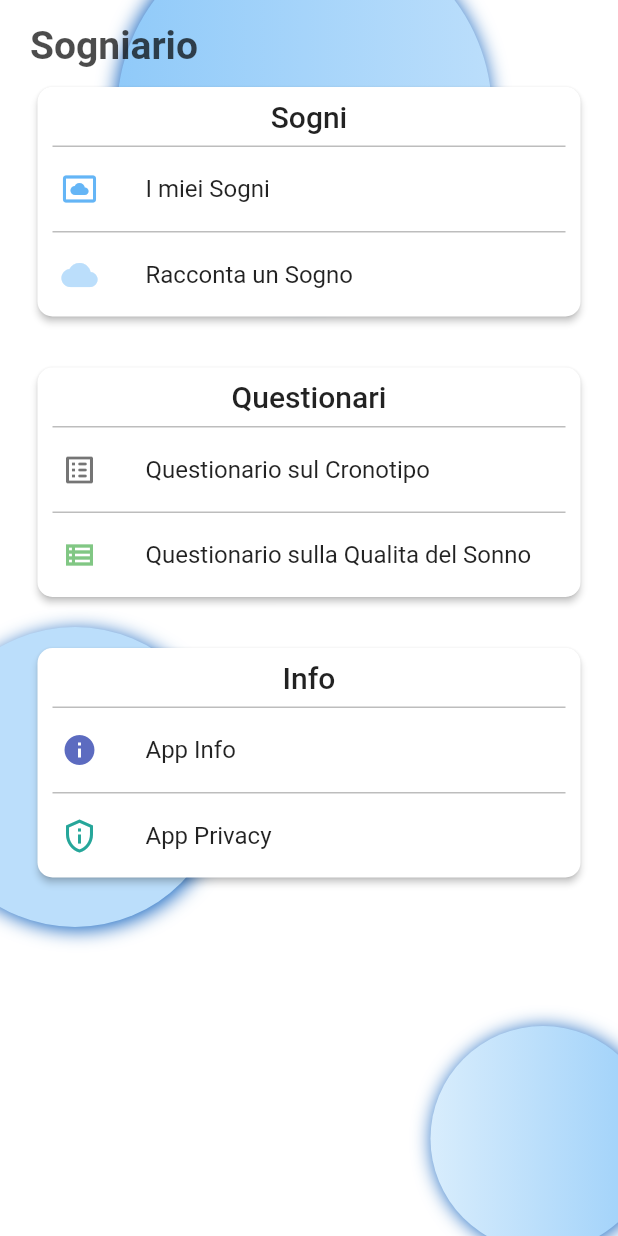
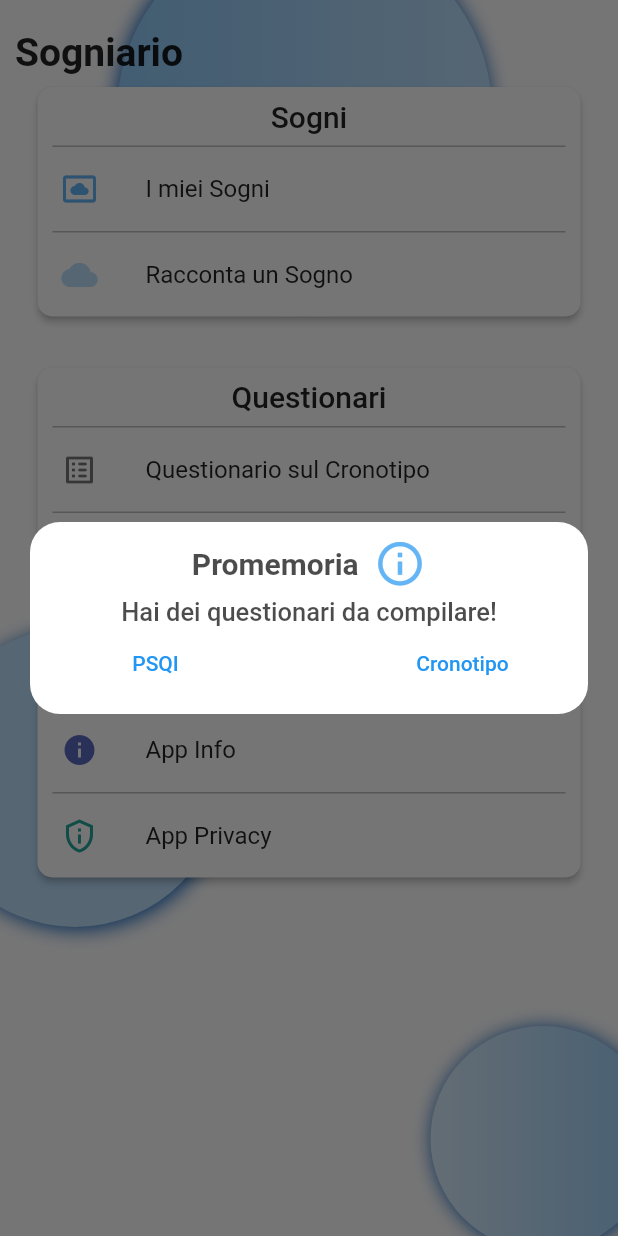
Before and after one commit to luca-fuligni-unicam/sogniario, a Flutter app: the Home screen opened by its route, on a phone screen of 412 x 824 dp. Run offline on Flutter 3.47's test engine with Material 2 defaults, Android fonts, the phone set to English and light mode, and no system bars; our stand-ins replace flutter_custom_clippers, flutter_swiper, hive, hive_flutter, page_transition, speech_to_text and 1 more; missing offline and left inert: flutter_rounded_date_picker; accounts and stored records are empty.

```diff
--- a/frontend/lib/services/utils.dart
+++ b/frontend/lib/services/utils.dart
@@ -28,11 +28,15 @@ class Utils {
 
 
   bool getReminderPSQI() {
-    return DateTime.now().difference(box.get('psqi')).inDays < 30;
+    return box.get('psqi') == null ? true : DateTime
+        .now().difference(box.get('psqi'))
+        .inDays > 30;
   }
 
   bool getReminderChronotype() {
-    return DateTime.now().difference(box.get('chronotype')).inDays < 30;
+    return box.get('chronotype') == null ? true : DateTime
+        .now().difference(box.get('chronotype'))
+        .inDays > 30;
   }
 
   void setReminderPSQI() {
--- a/frontend/lib/views/home.dart
+++ b/frontend/lib/views/home.dart
@@ -19,10 +19,10 @@ class _HomeState extends State<Home> {
   void initState() {
     super.initState();
 
-    Future.delayed(Duration(seconds: 1), () {
+    Future.delayed(const Duration(seconds: 1), () {
       bool psqi = utils.getReminderPSQI(), chronotype = utils.getReminderChronotype();
       if (psqi || chronotype) {
-        String content = psqi && chronotype ? 'Hai dei questionari da compilare!' : psqi ? 'Ricordati di compilare il PSQI!' : chronotype ? 'Ricordati di compilare il questionario sul cronotipo!' : 'Nessun questionario da compilare|';
+        String content = psqi && chronotype ? 'Hai dei questionari da compilare!' : psqi ? 'Ricordati di compilare il PSQI!' : chronotype ? 'Ricordati di compilare il questionario sul cronotipo!' : '';
         showDialog(
             context: context,
             builder: (context) {
@@ -65,19 +65,6 @@ class _HomeState extends State<Home> {
                 ),
 
                 Positioned(
-                  top: 15,
-                  left: 20,
-                  child: Text(
-                    'Sogniario',
-                    style: TextStyle(
-                        fontWeight: FontWeight.w700,
-                        color: Colors.black87.withOpacity(0.7),
-                        fontSize: 26
-                    ),
-                  ),
-                ),
-
-                Positioned(
                   bottom: -10,
                   right: -50,
                   child: CircleDecoration(
@@ -104,8 +91,17 @@ class _HomeState extends State<Home> {
                 ),
 
                 ListView(
-                  padding: EdgeInsets.fromLTRB(10, 50, 10, 10),
+                  padding: EdgeInsets.fromLTRB(10, 20, 10, 10),
                   children: [
+
+                    Text(
+                      'Sogniario',
+                      style: TextStyle(
+                          fontWeight: FontWeight.w700,
+                          color: Colors.black87,
+                          fontSize: 26
+                      ),
+                    ),
 
                     SogniarioCard(
                       title: 'Sogni',
--- a/frontend/lib/views/intro/general_information.dart
+++ b/frontend/lib/views/intro/general_information.dart
@@ -187,8 +187,6 @@ class _GeneralInformationState extends State<GeneralInformation> {
                         );
 
                         if (registered) {
-                          dreamerApi.setReminderChronotype();
-                          dreamerApi.setReminderPSQI();
                           Navigator.pushNamed(context, '/home');
 
                         } else {
```
